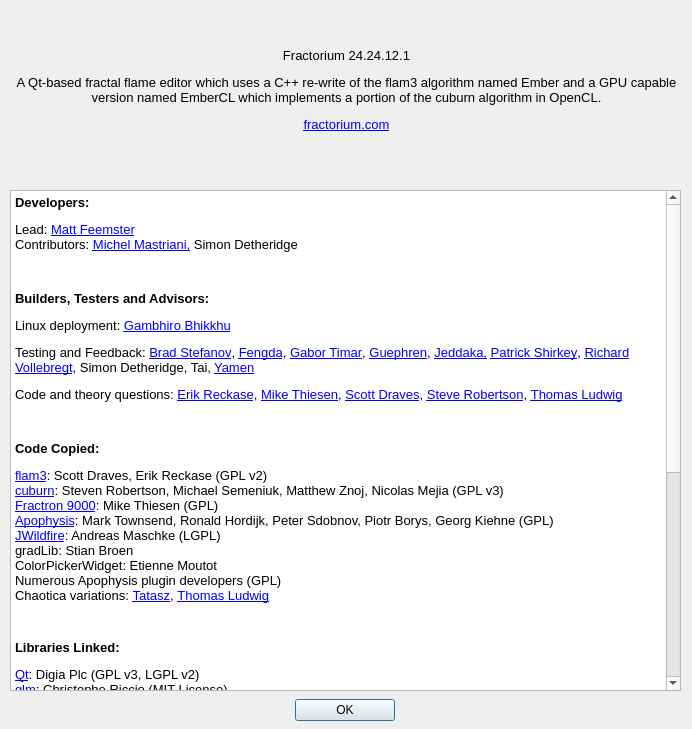
This is Source/Fractorium/AboutDialog.ui in typpos/fractorium as Qt 5 draws it before an edit. The edited form follows.
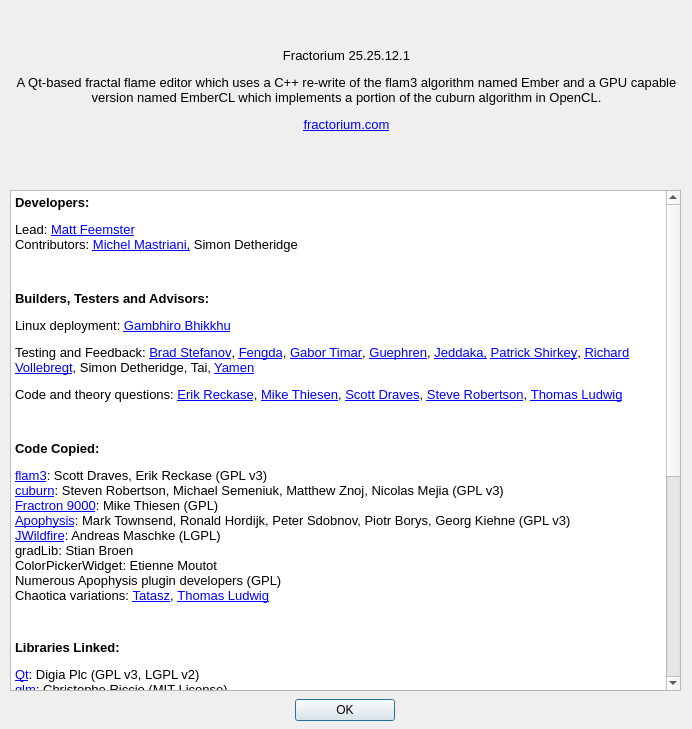
This is the edited form.

Commit message:
25.25.12.1 12/14/2025 --User changes  -Use the hex palette format when saving xmls from the final render dialog.  -Add a button to the toolbar for toggling flam3 compatibility mode. -Update licenses to refer to GPL v3 in the about dialog.
--Bug fixes
 -Fix error in the curve variation to make compatible with Chaotica and add flam3 compatibility support.

--Code changes
 -Migrate to Visual Studio 2026 and update various dependencies.

What changed in the file:
```diff
--- a/Source/Fractorium/AboutDialog.ui
+++ b/Source/Fractorium/AboutDialog.ui
@@ -61,7 +61,7 @@
     <enum>QFrame::NoFrame</enum>
    </property>
    <property name="text">
-    <string>&lt;html&gt;&lt;head/&gt;&lt;body&gt;&lt;p align=&quot;center&quot;&gt;&lt;span style=&quot; font-size:10pt;&quot;&gt;Fractorium 24.24.12.1&lt;/span&gt;&lt;/p&gt;&lt;p align=&quot;center&quot;&gt;&lt;span style=&quot; font-size:10pt;&quot;&gt;A Qt-based fractal flame editor which uses a C++ re-write of the flam3 algorithm named Ember and a GPU capable version named EmberCL which implements a portion of the cuburn algorithm in OpenCL.&lt;/span&gt;&lt;/p&gt;&lt;p align=&quot;center&quot;&gt;&lt;a href=&quot;http://fractorium.com&quot;&gt;&lt;span style=&quot; font-size:10pt; text-decoration: underline; color:#0000ff;&quot;&gt;fractorium.com&lt;/span&gt;&lt;/a&gt;&lt;/p&gt;&lt;/body&gt;&lt;/html&gt;</string>
+    <string>&lt;html&gt;&lt;head/&gt;&lt;body&gt;&lt;p align=&quot;center&quot;&gt;&lt;span style=&quot; font-size:10pt;&quot;&gt;Fractorium 25.25.12.1&lt;/span&gt;&lt;/p&gt;&lt;p align=&quot;center&quot;&gt;&lt;span style=&quot; font-size:10pt;&quot;&gt;A Qt-based fractal flame editor which uses a C++ re-write of the flam3 algorithm named Ember and a GPU capable version named EmberCL which implements a portion of the cuburn algorithm in OpenCL.&lt;/span&gt;&lt;/p&gt;&lt;p align=&quot;center&quot;&gt;&lt;a href=&quot;http://fractorium.com&quot;&gt;&lt;span style=&quot; font-size:10pt; text-decoration: underline; color:#0000ff;&quot;&gt;fractorium.com&lt;/span&gt;&lt;/a&gt;&lt;/p&gt;&lt;/body&gt;&lt;/html&gt;</string>
    </property>
    <property name="textFormat">
     <enum>Qt::RichText</enum>
@@ -105,28 +105,31 @@
       </property>
       <property name="html">
        <string>&lt;!DOCTYPE HTML PUBLIC &quot;-//W3C//DTD HTML 4.0//EN&quot; &quot;http://www.w3.org/TR/REC-html40/strict.dtd&quot;&gt;
-&lt;html&gt;&lt;head&gt;&lt;meta name=&quot;qrichtext&quot; content=&quot;1&quot; /&gt;&lt;style type=&quot;text/css&quot;&gt;
+&lt;html&gt;&lt;head&gt;&lt;meta name=&quot;qrichtext&quot; content=&quot;1&quot; /&gt;&lt;meta charset=&quot;utf-8&quot; /&gt;&lt;style type=&quot;text/css&quot;&gt;
 p, li { white-space: pre-wrap; }
-&lt;/style&gt;&lt;/head&gt;&lt;body style=&quot; font-family:'MS Shell Dlg 2'; font-size:8.14286pt; font-weight:400; font-style:normal;&quot;&gt;
-&lt;p style=&quot; margin-top:12px; margin-bottom:12px; margin-left:0px; margin-right:0px; -qt-block-indent:0; text-indent:0px;&quot;&gt;&lt;span style=&quot; font-size:10pt; font-weight:600;&quot;&gt;Developers:&lt;/span&gt;&lt;/p&gt;
-&lt;p style=&quot; margin-top:12px; margin-bottom:12px; margin-left:0px; margin-right:0px; -qt-block-indent:0; text-indent:0px;&quot;&gt;&lt;span style=&quot; font-size:10pt;&quot;&gt;Lead: &lt;/span&gt;&lt;a href=&quot;http://www.fractorium.com&quot;&gt;&lt;span style=&quot; font-size:10pt; text-decoration: underline; color:#0000ff;&quot;&gt;Matt Feemster&lt;/span&gt;&lt;/a&gt;&lt;span style=&quot; font-size:10pt;&quot;&gt;&lt;br /&gt;Contributors: &lt;/span&gt;&lt;a href=&quot;https://www.deviantart.com/triptychaos&quot;&gt;&lt;span style=&quot; font-size:10pt; text-decoration: underline; color:#0000ff;&quot;&gt;Michel Mastriani,&lt;/span&gt;&lt;/a&gt;&lt;span style=&quot; font-size:10pt;&quot;&gt; Simon Detheridge&lt;/span&gt;&lt;/p&gt;
-&lt;p style=&quot;-qt-paragraph-type:empty; margin-top:12px; margin-bottom:12px; margin-left:0px; margin-right:0px; -qt-block-indent:0; text-indent:0px; font-size:10pt;&quot;&gt;&lt;br /&gt;&lt;/p&gt;
-&lt;p style=&quot; margin-top:12px; margin-bottom:12px; margin-left:0px; margin-right:0px; -qt-block-indent:0; text-indent:0px;&quot;&gt;&lt;span style=&quot; font-size:10pt; font-weight:600;&quot;&gt;Builders, Testers and Advisors:&lt;/span&gt;&lt;/p&gt;
-&lt;p style=&quot; margin-top:12px; margin-bottom:12px; margin-left:0px; margin-right:0px; -qt-block-indent:0; text-indent:0px;&quot;&gt;&lt;span style=&quot; font-size:10pt;&quot;&gt;Linux deployment: &lt;/span&gt;&lt;a href=&quot;https://launchpad.net/~fractorium&quot;&gt;&lt;span style=&quot; font-size:10pt; text-decoration: underline; color:#0000ff;&quot;&gt;Gambhiro Bhikkhu&lt;/span&gt;&lt;/a&gt;&lt;/p&gt;
-&lt;p style=&quot; margin-top:12px; margin-bottom:12px; margin-left:0px; margin-right:0px; -qt-block-indent:0; text-indent:0px;&quot;&gt;&lt;span style=&quot; font-size:10pt;&quot;&gt;Testing and Feedback: &lt;/span&gt;&lt;a href=&quot;http://snicker02.deviantart.com/&quot;&gt;&lt;span style=&quot; font-size:10pt; text-decoration: underline; color:#0000ff;&quot;&gt;Brad Stefanov&lt;/span&gt;&lt;/a&gt;&lt;span style=&quot; font-size:10pt;&quot;&gt;, &lt;/span&gt;&lt;a href=&quot;http://www.fxysw.com/&quot;&gt;&lt;span style=&quot; font-size:10pt; text-decoration: underline; color:#0000ff;&quot;&gt;Fengda&lt;/span&gt;&lt;/a&gt;&lt;span style=&quot; font-size:10pt;&quot;&gt;, &lt;/span&gt;&lt;a href=&quot;http://www.deviantart.com/b33rheart&quot;&gt;&lt;span style=&quot; font-size:10pt; text-decoration: underline; color:#0000ff;&quot;&gt;Gabor Timar&lt;/span&gt;&lt;/a&gt;&lt;span style=&quot; font-size:10pt;&quot;&gt;, &lt;/span&gt;&lt;a href=&quot;https://www.deviantart.com/guephren&quot;&gt;&lt;span style=&quot; font-size:10pt; text-decoration: underline; color:#0000ff;&quot;&gt;Guephren&lt;/span&gt;&lt;/a&gt;&lt;span style=&quot; font-size:10pt;&quot;&gt;, &lt;/span&gt;&lt;a href=&quot;https://www.deviantart.com/jeddaka&quot;&gt;&lt;span style=&quot; font-size:10pt; text-decoration: underline; color:#0000ff;&quot;&gt;Jeddaka,&lt;/span&gt;&lt;/a&gt;&lt;span style=&quot; font-size:10pt;&quot;&gt; &lt;/span&gt;&lt;a href=&quot;http://boosthardware.com/&quot;&gt;&lt;span style=&quot; font-size:10pt; text-decoration: underline; color:#0000ff;&quot;&gt;Patrick Shirkey&lt;/span&gt;&lt;/a&gt;&lt;span style=&quot; font-size:10pt;&quot;&gt;, &lt;/span&gt;&lt;a href=&quot;http://nightmaretf.deviantart.com/&quot;&gt;&lt;span style=&quot; font-size:10pt; text-decoration: underline; color:#0000ff;&quot;&gt;Richard Vollebregt&lt;/span&gt;&lt;/a&gt;&lt;span style=&quot; font-size:10pt;&quot;&gt;, Simon Detheridge, Tai,&lt;/span&gt;&lt;span style=&quot; font-size:8pt;&quot;&gt; &lt;/span&gt;&lt;a href=&quot;http://gameryamen.deviantart.com/&quot;&gt;&lt;span style=&quot; font-size:10pt; text-decoration: underline; color:#0000ff;&quot;&gt;Yamen&lt;/span&gt;&lt;/a&gt;&lt;/p&gt;
-&lt;p style=&quot; margin-top:12px; margin-bottom:12px; margin-left:0px; margin-right:0px; -qt-block-indent:0; text-indent:0px;&quot;&gt;&lt;span style=&quot; font-size:10pt;&quot;&gt;Code and theory questions: &lt;/span&gt;&lt;a href=&quot;https://github.com/scottdraves/flam3&quot;&gt;&lt;span style=&quot; font-size:10pt; text-decoration: underline; color:#0000ff;&quot;&gt;Erik Reckase&lt;/span&gt;&lt;/a&gt;&lt;span style=&quot; font-size:10pt;&quot;&gt;, &lt;/span&gt;&lt;a href=&quot;http://fractron9000.sourceforge.net/&quot;&gt;&lt;span style=&quot; font-size:10pt; text-decoration: underline; color:#0000ff;&quot;&gt;Mike Thiesen&lt;/span&gt;&lt;/a&gt;&lt;span style=&quot; font-size:10pt;&quot;&gt;, &lt;/span&gt;&lt;a href=&quot;https://github.com/scottdraves/flam3&quot;&gt;&lt;span style=&quot; font-size:10pt; text-decoration: underline; color:#0000ff;&quot;&gt;Scott Draves&lt;/span&gt;&lt;/a&gt;&lt;span style=&quot; font-size:10pt;&quot;&gt;, &lt;/span&gt;&lt;a href=&quot;https://github.com/stevenrobertson/cuburn&quot;&gt;&lt;span style=&quot; font-size:10pt; text-decoration: underline; color:#0000ff;&quot;&gt;Steve Robertson&lt;/span&gt;&lt;/a&gt;&lt;span style=&quot; font-size:10pt;&quot;&gt;, &lt;/span&gt;&lt;a href=&quot;http://www.chaoticafractals.com/&quot;&gt;&lt;span style=&quot; font-size:10pt; text-decoration: underline; color:#0000ff;&quot;&gt;Thomas Ludwig&lt;/span&gt;&lt;/a&gt;&lt;/p&gt;
-&lt;p style=&quot;-qt-paragraph-type:empty; margin-top:12px; margin-bottom:12px; margin-left:0px; margin-right:0px; -qt-block-indent:0; text-indent:0px; font-size:10pt; font-weight:600;&quot;&gt;&lt;br /&gt;&lt;/p&gt;
-&lt;p style=&quot; margin-top:12px; margin-bottom:12px; margin-left:0px; margin-right:0px; -qt-block-indent:0; text-indent:0px;&quot;&gt;&lt;span style=&quot; font-size:10pt; font-weight:600;&quot;&gt;Code Copied:&lt;/span&gt;&lt;/p&gt;
-&lt;p style=&quot; margin-top:12px; margin-bottom:12px; margin-left:0px; margin-right:0px; -qt-block-indent:0; text-indent:0px;&quot;&gt;&lt;a href=&quot;https://github.com/scottdraves/flam3&quot;&gt;&lt;span style=&quot; font-size:10pt; text-decoration: underline; color:#0000ff;&quot;&gt;flam3&lt;/span&gt;&lt;/a&gt;&lt;span style=&quot; font-size:10pt;&quot;&gt;: Scott Draves, Erik Reckase (GPL v2)&lt;br /&gt;&lt;/span&gt;&lt;a href=&quot;http://github.com/stevenrobertson/cuburn&quot;&gt;&lt;span style=&quot; font-size:10pt; text-decoration: underline; color:#0000ff;&quot;&gt;cuburn&lt;/span&gt;&lt;/a&gt;&lt;span style=&quot; font-size:10pt;&quot;&gt;: Steven Robertson, Michael Semeniuk, Matthew Znoj, Nicolas Mejia (GPL v3)&lt;br /&gt;&lt;/span&gt;&lt;a href=&quot;http://fractron9000.sourceforge.net&quot;&gt;&lt;span style=&quot; font-size:10pt; text-decoration: underline; color:#0000ff;&quot;&gt;Fractron 9000&lt;/span&gt;&lt;/a&gt;&lt;span style=&quot; font-size:10pt;&quot;&gt;: Mike Thiesen (GPL)&lt;br /&gt;&lt;/span&gt;&lt;a href=&quot;http://sourceforge.net/projects/apophysis7x&quot;&gt;&lt;span style=&quot; font-size:10pt; text-decoration: underline; color:#0000ff;&quot;&gt;Apophysis&lt;/span&gt;&lt;/a&gt;&lt;span style=&quot; font-size:10pt;&quot;&gt;: Mark Townsend, Ronald Hordijk, Peter Sdobnov, Piotr Borys, Georg Kiehne (GPL)&lt;br /&gt;&lt;/span&gt;&lt;a href=&quot;http://jwildfire.org/&quot;&gt;&lt;span style=&quot; font-size:10pt; text-decoration: underline; color:#0000ff;&quot;&gt;JWildfire&lt;/span&gt;&lt;/a&gt;&lt;span style=&quot; font-size:10pt;&quot;&gt;: Andreas Maschke (LGPL)&lt;br /&gt;gradLib: Stian Broen&lt;br /&gt;ColorPickerWidget: Etienne Moutot&lt;br /&gt;Numerous Apophysis plugin developers (GPL)&lt;br /&gt;Chaotica variations: &lt;/span&gt;&lt;a href=&quot;https://www.deviantart.com/tatasz&quot;&gt;&lt;span style=&quot; font-size:10pt; text-decoration: underline; color:#0000ff;&quot;&gt;Tatasz&lt;/span&gt;&lt;/a&gt;&lt;span style=&quot; font-size:10pt;&quot;&gt;, &lt;/span&gt;&lt;a href=&quot;http://www.chaoticafractals.com/&quot;&gt;&lt;span style=&quot; font-size:10pt; text-decoration: underline; color:#0000ff;&quot;&gt;Thomas Ludwig&lt;/span&gt;&lt;/a&gt;&lt;/p&gt;
-&lt;p style=&quot;-qt-paragraph-type:empty; margin-top:12px; margin-bottom:12px; margin-left:0px; margin-right:0px; -qt-block-indent:0; text-indent:0px; font-size:7.875pt;&quot;&gt;&lt;br /&gt;&lt;/p&gt;
-&lt;p style=&quot; margin-top:12px; margin-bottom:12px; margin-left:0px; margin-right:0px; -qt-block-indent:0; text-indent:0px;&quot;&gt;&lt;span style=&quot; font-size:10pt; font-weight:600;&quot;&gt;Libraries Linked:&lt;/span&gt;&lt;/p&gt;
-&lt;p style=&quot; margin-top:12px; margin-bottom:12px; margin-left:0px; margin-right:0px; -qt-block-indent:0; text-indent:0px;&quot;&gt;&lt;a href=&quot;http://www.qt.io/developers/&quot;&gt;&lt;span style=&quot; font-size:10pt; text-decoration: underline; color:#0000ff;&quot;&gt;Qt&lt;/span&gt;&lt;/a&gt;&lt;span style=&quot; font-size:10pt;&quot;&gt;: Digia Plc (GPL v3, LGPL v2)&lt;br /&gt;&lt;/span&gt;&lt;a href=&quot;http://g-truc.net&quot;&gt;&lt;span style=&quot; font-size:10pt; text-decoration: underline; color:#0000ff;&quot;&gt;glm&lt;/span&gt;&lt;/a&gt;&lt;span style=&quot; font-size:10pt;&quot;&gt;: Christophe Riccio (MIT License)&lt;br /&gt;&lt;/span&gt;&lt;a href=&quot;http://threadingbuildingblocks.org&quot;&gt;&lt;span style=&quot; font-size:10pt; text-decoration: underline; color:#0000ff;&quot;&gt;Threading Building Blocks&lt;/span&gt;&lt;/a&gt;&lt;span style=&quot; font-size:10pt;&quot;&gt;: Intel Corporation (GPLv2)&lt;br /&gt;&lt;/span&gt;&lt;a href=&quot;http://libjpeg.sourceforge.net&quot;&gt;&lt;span style=&quot; font-size:10pt; text-decoration: underline; color:#0000ff;&quot;&gt;libjpeg&lt;/span&gt;&lt;/a&gt;&lt;span style=&quot; font-size:10pt;&quot;&gt;: Independent JPEG Group (Free Software License)&lt;br /&gt;&lt;/span&gt;&lt;a href=&quot;http://libpng.org&quot;&gt;&lt;span style=&quot; font-size:10pt; text-decoration: underline; color:#0000ff;&quot;&gt;libpng&lt;/span&gt;&lt;/a&gt;&lt;span style=&quot; font-size:10pt;&quot;&gt;: Glenn Randers-Pehrson et al (Libpng License)&lt;br /&gt;&lt;/span&gt;&lt;a href=&quot;http://xmlsoft.org&quot;&gt;&lt;span style=&quot; font-size:10pt; text-decoration: underline; color:#0000ff;&quot;&gt;libxml2&lt;/span&gt;&lt;/a&gt;&lt;span style=&quot; font-size:10pt;&quot;&gt;: Daniel Veillard (MIT License)&lt;br /&gt;&lt;/span&gt;&lt;a href=&quot;http://zlib.net&quot;&gt;&lt;span style=&quot; font-size:10pt; text-decoration: underline; color:#0000ff;&quot;&gt;zlib&lt;/span&gt;&lt;/a&gt;&lt;span style=&quot; font-size:10pt;&quot;&gt;: Jean-loup Gailly, Mark Adler (Zlib License)&lt;br /&gt;&lt;/span&gt;&lt;a href=&quot;http://burtleburtle.net/bob/cplus/isaac.hpp&quot;&gt;&lt;span style=&quot; font-size:10pt; text-decoration: underline; color:#0000ff;&quot;&gt;QTIsaac&lt;/span&gt;&lt;/a&gt;&lt;span style=&quot; font-size:10pt;&quot;&gt;: Robert J. Jenkins, Quinn Tyler Jackson (Public Domain)&lt;br /&gt;&lt;/span&gt;&lt;a href=&quot;http://cas.ee.ic.ac.uk/people/dt10/research/rngs-gpu-mwc64x.html&quot;&gt;&lt;span style=&quot; font-size:10pt; text-decoration: underline; color:#0000ff;&quot;&gt;MWC64X Random Number Generator&lt;/span&gt;&lt;/a&gt;&lt;span style=&quot; font-size:10pt;&quot;&gt;: David Thomas (Public Domain)&lt;br /&gt;&lt;/span&gt;&lt;a href=&quot;https://github.com/brofield/simpleopt&quot;&gt;&lt;span style=&quot; font-size:10pt; text-decoration: underline; color:#0000ff;&quot;&gt;SimpleOpt&lt;/span&gt;&lt;/a&gt;&lt;span style=&quot; font-size:10pt;&quot;&gt;: Brodie Thiesfield (MIT License)&lt;/span&gt;&lt;/p&gt;
-&lt;p style=&quot;-qt-paragraph-type:empty; margin-top:12px; margin-bottom:12px; margin-left:0px; margin-right:0px; -qt-block-indent:0; text-indent:0px; font-size:8pt;&quot;&gt;&lt;br /&gt;&lt;/p&gt;
-&lt;p style=&quot; margin-top:12px; margin-bottom:12px; margin-left:0px; margin-right:0px; -qt-block-indent:0; text-indent:0px;&quot;&gt;&lt;span style=&quot; font-size:10pt; font-weight:600;&quot;&gt;Icons and Palettes Used:&lt;/span&gt;&lt;/p&gt;
-&lt;p style=&quot; margin-top:12px; margin-bottom:12px; margin-left:0px; margin-right:0px; -qt-block-indent:0; text-indent:0px;&quot;&gt;&lt;span style=&quot; font-size:10pt;&quot;&gt;Palettes: &lt;/span&gt;&lt;a href=&quot;https://www.deviantart.com/boxtail&quot;&gt;&lt;span style=&quot; font-size:10pt; text-decoration: underline; color:#0000ff;&quot;&gt;Boxtail&lt;/span&gt;&lt;/a&gt;&lt;span style=&quot; font-size:10pt;&quot;&gt;, &lt;/span&gt;&lt;a href=&quot;https://www.deviantart.com/fardareismai&quot;&gt;&lt;span style=&quot; font-size:10pt; text-decoration: underline; color:#0000ff;&quot;&gt;FarDareisMai&lt;/span&gt;&lt;/a&gt;&lt;span style=&quot; font-size:10pt;&quot;&gt;, &lt;/span&gt;&lt;a href=&quot;https://www.deviantart.com/fractaldesire&quot;&gt;&lt;span style=&quot; font-size:10pt; text-decoration: underline; color:#0000ff;&quot;&gt;FractalDesire&lt;/span&gt;&lt;/a&gt;&lt;span style=&quot; font-size:10pt;&quot;&gt;, Rce, &lt;/span&gt;&lt;a href=&quot;https://www.deviantart.com/rubydeva&quot;&gt;&lt;span style=&quot; font-size:10pt; text-decoration: underline; color:#0000ff;&quot;&gt;Rubydeva&lt;/span&gt;&lt;/a&gt;&lt;span style=&quot; font-size:10pt;&quot;&gt;, &lt;/span&gt;&lt;a href=&quot;https://www.deviantart.com/tatasz&quot;&gt;&lt;span style=&quot; font-size:10pt; text-decoration: underline; color:#0000ff;&quot;&gt;Tatasz&lt;/span&gt;&lt;/a&gt;&lt;span style=&quot; font-size:10pt;&quot;&gt; (Public Domain)&lt;br /&gt;&lt;/span&gt;&lt;a href=&quot;http://famfamfam.com&quot;&gt;&lt;span style=&quot; font-size:10pt; text-decoration: underline; color:#0000ff;&quot;&gt;Silk&lt;/span&gt;&lt;/a&gt;&lt;span style=&quot; font-size:10pt;&quot;&gt;: Mark James (Creative Commons Attribution 2.5 License)&lt;br /&gt;&lt;/span&gt;&lt;a href=&quot;http://momentumdesignlab.com&quot;&gt;&lt;span style=&quot; font-size:10pt; text-decoration: underline; color:#0000ff;&quot;&gt;Momentum&lt;/span&gt;&lt;/a&gt;&lt;span style=&quot; font-size:10pt;&quot;&gt;: Momentum Design Lab (Creative Commons Attribution-ShareAlike 3.5 License)&lt;br /&gt;&lt;/span&gt;&lt;a href=&quot;http://everaldo.com&quot;&gt;&lt;span style=&quot; font-size:10pt; text-decoration: underline; color:#0000ff;&quot;&gt;Crystal Clear&lt;/span&gt;&lt;/a&gt;&lt;span style=&quot; font-size:10pt;&quot;&gt;: Everaldo Coelho (LGPL)&lt;br /&gt;&lt;/span&gt;&lt;a href=&quot;http://openiconlibrary.sourceforge.net&quot;&gt;&lt;span style=&quot; font-size:10pt; text-decoration: underline; color:#0000ff;&quot;&gt;Open Icon Library&lt;/span&gt;&lt;/a&gt;&lt;span style=&quot; font-size:10pt;&quot;&gt;: Jeff Israel (GPL, LGPL, Creative Commons, Public Domain)&lt;br /&gt;&lt;/span&gt;&lt;a href=&quot;http://icons.mysitemyway.com/category/3d-transparent-glass-icons/&quot;&gt;&lt;span style=&quot; font-size:10pt; text-decoration: underline; color:#0000ff;&quot;&gt;3D Transparent Glass&lt;/span&gt;&lt;/a&gt;&lt;span style=&quot; font-size:10pt;&quot;&gt;: iconsETC (Public Domain)&lt;br /&gt;&lt;/span&gt;&lt;a href=&quot;http://p.yusukekamiyamane.com&quot;&gt;&lt;span style=&quot; font-size:10pt; text-decoration: underline; color:#0000ff;&quot;&gt;Fugue&lt;/span&gt;&lt;/a&gt;&lt;span style=&quot; font-size:10pt;&quot;&gt;: Yusuke Kamiyamane (Creative Commons Attribution 3.0 License)&lt;/span&gt;&lt;/p&gt;
-&lt;p style=&quot;-qt-paragraph-type:empty; margin-top:12px; margin-bottom:12px; margin-left:0px; margin-right:0px; -qt-block-indent:0; text-indent:0px; font-size:10pt;&quot;&gt;&lt;br /&gt;&lt;/p&gt;
-&lt;p style=&quot; margin-top:12px; margin-bottom:12px; margin-left:0px; margin-right:0px; -qt-block-indent:0; text-indent:0px;&quot;&gt;&lt;span style=&quot; font-size:10pt; font-weight:600;&quot;&gt;Benchmark and Example Flames:&lt;/span&gt;&lt;/p&gt;
-&lt;p style=&quot; margin-top:12px; margin-bottom:12px; margin-left:0px; margin-right:0px; -qt-block-indent:0; text-indent:0px;&quot;&gt;&lt;a href=&quot;https://www.deviantart.com/c-91&quot;&gt;&lt;span style=&quot; font-size:10pt; text-decoration: underline; color:#0000ff;&quot;&gt;C-91&lt;/span&gt;&lt;/a&gt;&lt;span style=&quot; font-size:10pt;&quot;&gt;, &lt;/span&gt;&lt;a href=&quot;https://www.deviantart.com/b33rheart&quot;&gt;&lt;span style=&quot; font-size:10pt; text-decoration: underline; color:#0000ff;&quot;&gt;Gabor Timar&lt;/span&gt;&lt;/a&gt;&lt;span style=&quot; font-size:10pt;&quot;&gt;, &lt;/span&gt;&lt;a href=&quot;https://www.deviantart.com/golubaja&quot;&gt;&lt;span style=&quot; font-size:10pt; text-decoration: underline; color:#0000ff;&quot;&gt;Golubaja&lt;/span&gt;&lt;/a&gt;&lt;span style=&quot; font-size:10pt;&quot;&gt;, &lt;/span&gt;&lt;a href=&quot;https://www.deviantart.com/pillemaster&quot;&gt;&lt;span style=&quot; font-size:10pt; text-decoration: underline; color:#0000ff;&quot;&gt;Pillemaster&lt;/span&gt;&lt;/a&gt;&lt;span style=&quot; font-size:10pt;&quot;&gt;, &lt;/span&gt;&lt;a href=&quot;https://www.deviantart.com/plangkye&quot;&gt;&lt;span style=&quot; font-size:10pt; text-decoration: underline; color:#0000ff;&quot;&gt;Plangkye&lt;/span&gt;&lt;/a&gt;&lt;span style=&quot; font-size:10pt;&quot;&gt;, &lt;/span&gt;&lt;a href=&quot;https://www.deviantart.com/tatasz&quot;&gt;&lt;span style=&quot; font-size:10pt; text-decoration: underline; color:#0000ff;&quot;&gt;Tatasz&lt;/span&gt;&lt;/a&gt;&lt;span style=&quot; font-size:10pt;&quot;&gt;, &lt;/span&gt;&lt;a href=&quot;https://www.deviantart.com/triptychaos&quot;&gt;&lt;span style=&quot; font-size:10pt; text-decoration: underline; color:#0000ff;&quot;&gt;Triptychaos&lt;/span&gt;&lt;/a&gt;&lt;span style=&quot; font-size:10pt;&quot;&gt;, &lt;/span&gt;&lt;a href=&quot;https://www.deviantart.com/tyrantwave&quot;&gt;&lt;span style=&quot; font-size:10pt; text-decoration: underline; color:#0000ff;&quot;&gt;TyrantWave&lt;/span&gt;&lt;/a&gt;&lt;span style=&quot; font-size:10pt;&quot;&gt;, &lt;/span&gt;&lt;a href=&quot;https://www.deviantart.com/zy0rg&quot;&gt;&lt;span style=&quot; font-size:10pt; text-decoration: underline; color:#0000ff;&quot;&gt;Zy0rg&lt;/span&gt;&lt;/a&gt;&lt;/p&gt;&lt;/body&gt;&lt;/html&gt;</string>
+hr { height: 1px; border-width: 0; }
+li.unchecked::marker { content: &quot;\2610&quot;; }
+li.checked::marker { content: &quot;\2612&quot;; }
+&lt;/style&gt;&lt;/head&gt;&lt;body style=&quot; font-family:'Segoe UI'; font-size:9pt; font-weight:400; font-style:normal;&quot;&gt;
+&lt;p style=&quot; margin-top:12px; margin-bottom:12px; margin-left:0px; margin-right:0px; -qt-block-indent:0; text-indent:0px;&quot;&gt;&lt;span style=&quot; font-family:'MS Shell Dlg 2'; font-size:10pt; font-weight:600;&quot;&gt;Developers:&lt;/span&gt;&lt;/p&gt;
+&lt;p style=&quot; margin-top:12px; margin-bottom:12px; margin-left:0px; margin-right:0px; -qt-block-indent:0; text-indent:0px;&quot;&gt;&lt;span style=&quot; font-family:'MS Shell Dlg 2'; font-size:10pt;&quot;&gt;Lead: &lt;/span&gt;&lt;a href=&quot;http://www.fractorium.com&quot;&gt;&lt;span style=&quot; font-family:'MS Shell Dlg 2'; font-size:10pt; text-decoration: underline; color:#0000ff;&quot;&gt;Matt Feemster&lt;/span&gt;&lt;/a&gt;&lt;span style=&quot; font-family:'MS Shell Dlg 2'; font-size:10pt;&quot;&gt;&lt;br /&gt;Contributors: &lt;/span&gt;&lt;a href=&quot;https://www.deviantart.com/triptychaos&quot;&gt;&lt;span style=&quot; font-family:'MS Shell Dlg 2'; font-size:10pt; text-decoration: underline; color:#0000ff;&quot;&gt;Michel Mastriani,&lt;/span&gt;&lt;/a&gt;&lt;span style=&quot; font-family:'MS Shell Dlg 2'; font-size:10pt;&quot;&gt; Simon Detheridge&lt;/span&gt;&lt;/p&gt;
+&lt;p style=&quot;-qt-paragraph-type:empty; margin-top:12px; margin-bottom:12px; margin-left:0px; margin-right:0px; -qt-block-indent:0; text-indent:0px; font-family:'MS Shell Dlg 2'; font-size:10pt;&quot;&gt;&lt;br /&gt;&lt;/p&gt;
+&lt;p style=&quot; margin-top:12px; margin-bottom:12px; margin-left:0px; margin-right:0px; -qt-block-indent:0; text-indent:0px;&quot;&gt;&lt;span style=&quot; font-family:'MS Shell Dlg 2'; font-size:10pt; font-weight:600;&quot;&gt;Builders, Testers and Advisors:&lt;/span&gt;&lt;/p&gt;
+&lt;p style=&quot; margin-top:12px; margin-bottom:12px; margin-left:0px; margin-right:0px; -qt-block-indent:0; text-indent:0px;&quot;&gt;&lt;span style=&quot; font-family:'MS Shell Dlg 2'; font-size:10pt;&quot;&gt;Linux deployment: &lt;/span&gt;&lt;a href=&quot;https://launchpad.net/~fractorium&quot;&gt;&lt;span style=&quot; font-family:'MS Shell Dlg 2'; font-size:10pt; text-decoration: underline; color:#0000ff;&quot;&gt;Gambhiro Bhikkhu&lt;/span&gt;&lt;/a&gt;&lt;/p&gt;
+&lt;p style=&quot; margin-top:12px; margin-bottom:12px; margin-left:0px; margin-right:0px; -qt-block-indent:0; text-indent:0px;&quot;&gt;&lt;span style=&quot; font-family:'MS Shell Dlg 2'; font-size:10pt;&quot;&gt;Testing and Feedback: &lt;/span&gt;&lt;a href=&quot;http://snicker02.deviantart.com/&quot;&gt;&lt;span style=&quot; font-family:'MS Shell Dlg 2'; font-size:10pt; text-decoration: underline; color:#0000ff;&quot;&gt;Brad Stefanov&lt;/span&gt;&lt;/a&gt;&lt;span style=&quot; font-family:'MS Shell Dlg 2'; font-size:10pt;&quot;&gt;, &lt;/span&gt;&lt;a href=&quot;http://www.fxysw.com/&quot;&gt;&lt;span style=&quot; font-family:'MS Shell Dlg 2'; font-size:10pt; text-decoration: underline; color:#0000ff;&quot;&gt;Fengda&lt;/span&gt;&lt;/a&gt;&lt;span style=&quot; font-family:'MS Shell Dlg 2'; font-size:10pt;&quot;&gt;, &lt;/span&gt;&lt;a href=&quot;http://www.deviantart.com/b33rheart&quot;&gt;&lt;span style=&quot; font-family:'MS Shell Dlg 2'; font-size:10pt; text-decoration: underline; color:#0000ff;&quot;&gt;Gabor Timar&lt;/span&gt;&lt;/a&gt;&lt;span style=&quot; font-family:'MS Shell Dlg 2'; font-size:10pt;&quot;&gt;, &lt;/span&gt;&lt;a href=&quot;https://www.deviantart.com/guephren&quot;&gt;&lt;span style=&quot; font-family:'MS Shell Dlg 2'; font-size:10pt; text-decoration: underline; color:#0000ff;&quot;&gt;Guephren&lt;/span&gt;&lt;/a&gt;&lt;span style=&quot; font-family:'MS Shell Dlg 2'; font-size:10pt;&quot;&gt;, &lt;/span&gt;&lt;a href=&quot;https://www.deviantart.com/jeddaka&quot;&gt;&lt;span style=&quot; font-family:'MS Shell Dlg 2'; font-size:10pt; text-decoration: underline; color:#0000ff;&quot;&gt;Jeddaka,&lt;/span&gt;&lt;/a&gt;&lt;span style=&quot; font-family:'MS Shell Dlg 2'; font-size:10pt;&quot;&gt; &lt;/span&gt;&lt;a href=&quot;http://boosthardware.com/&quot;&gt;&lt;span style=&quot; font-family:'MS Shell Dlg 2'; font-size:10pt; text-decoration: underline; color:#0000ff;&quot;&gt;Patrick Shirkey&lt;/span&gt;&lt;/a&gt;&lt;span style=&quot; font-family:'MS Shell Dlg 2'; font-size:10pt;&quot;&gt;, &lt;/span&gt;&lt;a href=&quot;http://nightmaretf.deviantart.com/&quot;&gt;&lt;span style=&quot; font-family:'MS Shell Dlg 2'; font-size:10pt; text-decoration: underline; color:#0000ff;&quot;&gt;Richard Vollebregt&lt;/span&gt;&lt;/a&gt;&lt;span style=&quot; font-family:'MS Shell Dlg 2'; font-size:10pt;&quot;&gt;, Simon Detheridge, Tai,&lt;/span&gt;&lt;span style=&quot; font-family:'MS Shell Dlg 2'; font-size:8pt;&quot;&gt; &lt;/span&gt;&lt;a href=&quot;http://gameryamen.deviantart.com/&quot;&gt;&lt;span style=&quot; font-family:'MS Shell Dlg 2'; font-size:10pt; text-decoration: underline; color:#0000ff;&quot;&gt;Yamen&lt;/span&gt;&lt;/a&gt;&lt;/p&gt;
+&lt;p style=&quot; margin-top:12px; margin-bottom:12px; margin-left:0px; margin-right:0px; -qt-block-indent:0; text-indent:0px;&quot;&gt;&lt;span style=&quot; font-family:'MS Shell Dlg 2'; font-size:10pt;&quot;&gt;Code and theory questions: &lt;/span&gt;&lt;a href=&quot;https://github.com/scottdraves/flam3&quot;&gt;&lt;span style=&quot; font-family:'MS Shell Dlg 2'; font-size:10pt; text-decoration: underline; color:#0000ff;&quot;&gt;Erik Reckase&lt;/span&gt;&lt;/a&gt;&lt;span style=&quot; font-family:'MS Shell Dlg 2'; font-size:10pt;&quot;&gt;, &lt;/span&gt;&lt;a href=&quot;http://fractron9000.sourceforge.net/&quot;&gt;&lt;span style=&quot; font-family:'MS Shell Dlg 2'; font-size:10pt; text-decoration: underline; color:#0000ff;&quot;&gt;Mike Thiesen&lt;/span&gt;&lt;/a&gt;&lt;span style=&quot; font-family:'MS Shell Dlg 2'; font-size:10pt;&quot;&gt;, &lt;/span&gt;&lt;a href=&quot;https://github.com/scottdraves/flam3&quot;&gt;&lt;span style=&quot; font-family:'MS Shell Dlg 2'; font-size:10pt; text-decoration: underline; color:#0000ff;&quot;&gt;Scott Draves&lt;/span&gt;&lt;/a&gt;&lt;span style=&quot; font-family:'MS Shell Dlg 2'; font-size:10pt;&quot;&gt;, &lt;/span&gt;&lt;a href=&quot;https://github.com/stevenrobertson/cuburn&quot;&gt;&lt;span style=&quot; font-family:'MS Shell Dlg 2'; font-size:10pt; text-decoration: underline; color:#0000ff;&quot;&gt;Steve Robertson&lt;/span&gt;&lt;/a&gt;&lt;span style=&quot; font-family:'MS Shell Dlg 2'; font-size:10pt;&quot;&gt;, &lt;/span&gt;&lt;a href=&quot;http://www.chaoticafractals.com/&quot;&gt;&lt;span style=&quot; font-family:'MS Shell Dlg 2'; font-size:10pt; text-decoration: underline; color:#0000ff;&quot;&gt;Thomas Ludwig&lt;/span&gt;&lt;/a&gt;&lt;/p&gt;
+&lt;p style=&quot;-qt-paragraph-type:empty; margin-top:12px; margin-bottom:12px; margin-left:0px; margin-right:0px; -qt-block-indent:0; text-indent:0px; font-family:'MS Shell Dlg 2'; font-size:10pt; font-weight:600;&quot;&gt;&lt;br /&gt;&lt;/p&gt;
+&lt;p style=&quot; margin-top:12px; margin-bottom:12px; margin-left:0px; margin-right:0px; -qt-block-indent:0; text-indent:0px;&quot;&gt;&lt;span style=&quot; font-family:'MS Shell Dlg 2'; font-size:10pt; font-weight:600;&quot;&gt;Code Copied:&lt;/span&gt;&lt;/p&gt;
+&lt;p style=&quot; margin-top:12px; margin-bottom:12px; margin-left:0px; margin-right:0px; -qt-block-indent:0; text-indent:0px;&quot;&gt;&lt;a href=&quot;https://github.com/scottdraves/flam3&quot;&gt;&lt;span style=&quot; font-family:'MS Shell Dlg 2'; font-size:10pt; text-decoration: underline; color:#0000ff;&quot;&gt;flam3&lt;/span&gt;&lt;/a&gt;&lt;span style=&quot; font-family:'MS Shell Dlg 2'; font-size:10pt;&quot;&gt;: Scott Draves, Erik Reckase (GPL v3)&lt;br /&gt;&lt;/span&gt;&lt;a href=&quot;http://github.com/stevenrobertson/cuburn&quot;&gt;&lt;span style=&quot; font-family:'MS Shell Dlg 2'; font-size:10pt; text-decoration: underline; color:#0000ff;&quot;&gt;cuburn&lt;/span&gt;&lt;/a&gt;&lt;span style=&quot; font-family:'MS Shell Dlg 2'; font-size:10pt;&quot;&gt;: Steven Robertson, Michael Semeniuk, Matthew Znoj, Nicolas Mejia (GPL v3)&lt;br /&gt;&lt;/span&gt;&lt;a href=&quot;http://fractron9000.sourceforge.net&quot;&gt;&lt;span style=&quot; font-family:'MS Shell Dlg 2'; font-size:10pt; text-decoration: underline; color:#0000ff;&quot;&gt;Fractron 9000&lt;/span&gt;&lt;/a&gt;&lt;span style=&quot; font-family:'MS Shell Dlg 2'; font-size:10pt;&quot;&gt;: Mike Thiesen (GPL)&lt;br /&gt;&lt;/span&gt;&lt;a href=&quot;http://sourceforge.net/projects/apophysis7x&quot;&gt;&lt;span style=&quot; font-family:'MS Shell Dlg 2'; font-size:10pt; text-decoration: underline; color:#0000ff;&quot;&gt;Apophysis&lt;/span&gt;&lt;/a&gt;&lt;span style=&quot; font-family:'MS Shell Dlg 2'; font-size:10pt;&quot;&gt;: Mark Townsend, Ronald Hordijk, Peter Sdobnov, Piotr Borys, Georg Kiehne (GPL v3)&lt;br /&gt;&lt;/span&gt;&lt;a href=&quot;http://jwildfire.org/&quot;&gt;&lt;span style=&quot; font-family:'MS Shell Dlg 2'; font-size:10pt; text-decoration: underline; color:#0000ff;&quot;&gt;JWildfire&lt;/span&gt;&lt;/a&gt;&lt;span style=&quot; font-family:'MS Shell Dlg 2'; font-size:10pt;&quot;&gt;: Andreas Maschke (LGPL)&lt;br /&gt;gradLib: Stian Broen&lt;br /&gt;ColorPickerWidget: Etienne Moutot&lt;br /&gt;Numerous Apophysis plugin developers (GPL)&lt;br /&gt;Chaotica variations: &lt;/span&gt;&lt;a href=&quot;https://www.deviantart.com/tatasz&quot;&gt;&lt;span style=&quot; font-family:'MS Shell Dlg 2'; font-size:10pt; text-decoration: underline; color:#0000ff;&quot;&gt;Tatasz&lt;/span&gt;&lt;/a&gt;&lt;span style=&quot; font-family:'MS Shell Dlg 2'; font-size:10pt;&quot;&gt;, &lt;/span&gt;&lt;a href=&quot;http://www.chaoticafractals.com/&quot;&gt;&lt;span style=&quot; font-family:'MS Shell Dlg 2'; font-size:10pt; text-decoration: underline; color:#0000ff;&quot;&gt;Thomas Ludwig&lt;/span&gt;&lt;/a&gt;&lt;/p&gt;
+&lt;p style=&quot;-qt-paragraph-type:empty; margin-top:12px; margin-bottom:12px; margin-left:0px; margin-right:0px; -qt-block-indent:0; text-indent:0px; font-family:'MS Shell Dlg 2'; font-size:7.875pt;&quot;&gt;&lt;br /&gt;&lt;/p&gt;
+&lt;p style=&quot; margin-top:12px; margin-bottom:12px; margin-left:0px; margin-right:0px; -qt-block-indent:0; text-indent:0px;&quot;&gt;&lt;span style=&quot; font-family:'MS Shell Dlg 2'; font-size:10pt; font-weight:600;&quot;&gt;Libraries Linked:&lt;/span&gt;&lt;/p&gt;
+&lt;p style=&quot; margin-top:12px; margin-bottom:12px; margin-left:0px; margin-right:0px; -qt-block-indent:0; text-indent:0px;&quot;&gt;&lt;a href=&quot;http://www.qt.io/developers/&quot;&gt;&lt;span style=&quot; font-family:'MS Shell Dlg 2'; font-size:10pt; text-decoration: underline; color:#0000ff;&quot;&gt;Qt&lt;/span&gt;&lt;/a&gt;&lt;span style=&quot; font-family:'MS Shell Dlg 2'; font-size:10pt;&quot;&gt;: Digia Plc (GPL v3, LGPL v2)&lt;br /&gt;&lt;/span&gt;&lt;a href=&quot;http://g-truc.net&quot;&gt;&lt;span style=&quot; font-family:'MS Shell Dlg 2'; font-size:10pt; text-decoration: underline; color:#0000ff;&quot;&gt;glm&lt;/span&gt;&lt;/a&gt;&lt;span style=&quot; font-family:'MS Shell Dlg 2'; font-size:10pt;&quot;&gt;: Christophe Riccio (MIT License)&lt;br /&gt;&lt;/span&gt;&lt;a href=&quot;http://libjpeg.sourceforge.net&quot;&gt;&lt;span style=&quot; font-family:'MS Shell Dlg 2'; font-size:10pt; text-decoration: underline; color:#0000ff;&quot;&gt;libjpeg&lt;/span&gt;&lt;/a&gt;&lt;span style=&quot; font-family:'MS Shell Dlg 2'; font-size:10pt;&quot;&gt;: Independent JPEG Group (Free Software License)&lt;br /&gt;&lt;/span&gt;&lt;a href=&quot;http://libpng.org&quot;&gt;&lt;span style=&quot; font-family:'MS Shell Dlg 2'; font-size:10pt; text-decoration: underline; color:#0000ff;&quot;&gt;libpng&lt;/span&gt;&lt;/a&gt;&lt;span style=&quot; font-family:'MS Shell Dlg 2'; font-size:10pt;&quot;&gt;: Glenn Randers-Pehrson et al (Libpng License)&lt;br /&gt;&lt;/span&gt;&lt;a href=&quot;http://xmlsoft.org&quot;&gt;&lt;span style=&quot; font-family:'MS Shell Dlg 2'; font-size:10pt; text-decoration: underline; color:#0000ff;&quot;&gt;libxml2&lt;/span&gt;&lt;/a&gt;&lt;span style=&quot; font-family:'MS Shell Dlg 2'; font-size:10pt;&quot;&gt;: Daniel Veillard (MIT License)&lt;br /&gt;&lt;/span&gt;&lt;a href=&quot;http://zlib.net&quot;&gt;&lt;span style=&quot; font-family:'MS Shell Dlg 2'; font-size:10pt; text-decoration: underline; color:#0000ff;&quot;&gt;zlib&lt;/span&gt;&lt;/a&gt;&lt;span style=&quot; font-family:'MS Shell Dlg 2'; font-size:10pt;&quot;&gt;: Jean-loup Gailly, Mark Adler (Zlib License)&lt;br /&gt;&lt;/span&gt;&lt;a href=&quot;http://burtleburtle.net/bob/cplus/isaac.hpp&quot;&gt;&lt;span style=&quot; font-family:'MS Shell Dlg 2'; font-size:10pt; text-decoration: underline; color:#0000ff;&quot;&gt;QTIsaac&lt;/span&gt;&lt;/a&gt;&lt;span style=&quot; font-family:'MS Shell Dlg 2'; font-size:10pt;&quot;&gt;: Robert J. Jenkins, Quinn Tyler Jackson (Public Domain)&lt;br /&gt;&lt;/span&gt;&lt;a href=&quot;http://cas.ee.ic.ac.uk/people/dt10/research/rngs-gpu-mwc64x.html&quot;&gt;&lt;span style=&quot; font-family:'MS Shell Dlg 2'; font-size:10pt; text-decoration: underline; color:#0000ff;&quot;&gt;MWC64X Random Number Generator&lt;/span&gt;&lt;/a&gt;&lt;span style=&quot; font-family:'MS Shell Dlg 2'; font-size:10pt;&quot;&gt;: David Thomas (Public Domain)&lt;br /&gt;&lt;/span&gt;&lt;a href=&quot;https://github.com/brofield/simpleopt&quot;&gt;&lt;span style=&quot; font-family:'MS Shell Dlg 2'; font-size:10pt; text-decoration: underline; color:#0000ff;&quot;&gt;SimpleOpt&lt;/span&gt;&lt;/a&gt;&lt;span style=&quot; font-family:'MS Shell Dlg 2'; font-size:10pt;&quot;&gt;: Brodie Thiesfield (MIT License)&lt;/span&gt;&lt;/p&gt;
+&lt;p style=&quot;-qt-paragraph-type:empty; margin-top:12px; margin-bottom:12px; margin-left:0px; margin-right:0px; -qt-block-indent:0; text-indent:0px; font-family:'MS Shell Dlg 2'; font-size:8pt;&quot;&gt;&lt;br /&gt;&lt;/p&gt;
+&lt;p style=&quot; margin-top:12px; margin-bottom:12px; margin-left:0px; margin-right:0px; -qt-block-indent:0; text-indent:0px;&quot;&gt;&lt;span style=&quot; font-family:'MS Shell Dlg 2'; font-size:10pt; font-weight:600;&quot;&gt;Icons and Palettes Used:&lt;/span&gt;&lt;/p&gt;
+&lt;p style=&quot; margin-top:12px; margin-bottom:12px; margin-left:0px; margin-right:0px; -qt-block-indent:0; text-indent:0px;&quot;&gt;&lt;span style=&quot; font-family:'MS Shell Dlg 2'; font-size:10pt;&quot;&gt;Palettes: &lt;/span&gt;&lt;a href=&quot;https://www.deviantart.com/boxtail&quot;&gt;&lt;span style=&quot; font-family:'MS Shell Dlg 2'; font-size:10pt; text-decoration: underline; color:#0000ff;&quot;&gt;Boxtail&lt;/span&gt;&lt;/a&gt;&lt;span style=&quot; font-family:'MS Shell Dlg 2'; font-size:10pt;&quot;&gt;, &lt;/span&gt;&lt;a href=&quot;https://www.deviantart.com/fardareismai&quot;&gt;&lt;span style=&quot; font-family:'MS Shell Dlg 2'; font-size:10pt; text-decoration: underline; color:#0000ff;&quot;&gt;FarDareisMai&lt;/span&gt;&lt;/a&gt;&lt;span style=&quot; font-family:'MS Shell Dlg 2'; font-size:10pt;&quot;&gt;, &lt;/span&gt;&lt;a href=&quot;https://www.deviantart.com/fractaldesire&quot;&gt;&lt;span style=&quot; font-family:'MS Shell Dlg 2'; font-size:10pt; text-decoration: underline; color:#0000ff;&quot;&gt;FractalDesire&lt;/span&gt;&lt;/a&gt;&lt;span style=&quot; font-family:'MS Shell Dlg 2'; font-size:10pt;&quot;&gt;, Rce, &lt;/span&gt;&lt;a href=&quot;https://www.deviantart.com/rubydeva&quot;&gt;&lt;span style=&quot; font-family:'MS Shell Dlg 2'; font-size:10pt; text-decoration: underline; color:#0000ff;&quot;&gt;Rubydeva&lt;/span&gt;&lt;/a&gt;&lt;span style=&quot; font-family:'MS Shell Dlg 2'; font-size:10pt;&quot;&gt;, &lt;/span&gt;&lt;a href=&quot;https://www.deviantart.com/tatasz&quot;&gt;&lt;span style=&quot; font-family:'MS Shell Dlg 2'; font-size:10pt; text-decoration: underline; color:#0000ff;&quot;&gt;Tatasz&lt;/span&gt;&lt;/a&gt;&lt;span style=&quot; font-family:'MS Shell Dlg 2'; font-size:10pt;&quot;&gt; (Public Domain)&lt;br /&gt;&lt;/span&gt;&lt;a href=&quot;http://famfamfam.com&quot;&gt;&lt;span style=&quot; font-family:'MS Shell Dlg 2'; font-size:10pt; text-decoration: underline; color:#0000ff;&quot;&gt;Silk&lt;/span&gt;&lt;/a&gt;&lt;span style=&quot; font-family:'MS Shell Dlg 2'; font-size:10pt;&quot;&gt;: Mark James (Creative Commons Attribution 2.5 License)&lt;br /&gt;&lt;/span&gt;&lt;a href=&quot;http://momentumdesignlab.com&quot;&gt;&lt;span style=&quot; font-family:'MS Shell Dlg 2'; font-size:10pt; text-decoration: underline; color:#0000ff;&quot;&gt;Momentum&lt;/span&gt;&lt;/a&gt;&lt;span style=&quot; font-family:'MS Shell Dlg 2'; font-size:10pt;&quot;&gt;: Momentum Design Lab (Creative Commons Attribution-ShareAlike 3.5 License)&lt;br /&gt;&lt;/span&gt;&lt;a href=&quot;http://everaldo.com&quot;&gt;&lt;span style=&quot; font-family:'MS Shell Dlg 2'; font-size:10pt; text-decoration: underline; color:#0000ff;&quot;&gt;Crystal Clear&lt;/span&gt;&lt;/a&gt;&lt;span style=&quot; font-family:'MS Shell Dlg 2'; font-size:10pt;&quot;&gt;: Everaldo Coelho (LGPL)&lt;br /&gt;&lt;/span&gt;&lt;a href=&quot;http://openiconlibrary.sourceforge.net&quot;&gt;&lt;span style=&quot; font-family:'MS Shell Dlg 2'; font-size:10pt; text-decoration: underline; color:#0000ff;&quot;&gt;Open Icon Library&lt;/span&gt;&lt;/a&gt;&lt;span style=&quot; font-family:'MS Shell Dlg 2'; font-size:10pt;&quot;&gt;: Jeff Israel (GPL, LGPL, Creative Commons, Public Domain)&lt;br /&gt;&lt;/span&gt;&lt;a href=&quot;http://icons.mysitemyway.com/category/3d-transparent-glass-icons/&quot;&gt;&lt;span style=&quot; font-family:'MS Shell Dlg 2'; font-size:10pt; text-decoration: underline; color:#0000ff;&quot;&gt;3D Transparent Glass&lt;/span&gt;&lt;/a&gt;&lt;span style=&quot; font-family:'MS Shell Dlg 2'; font-size:10pt;&quot;&gt;: iconsETC (Public Domain)&lt;br /&gt;&lt;/span&gt;&lt;a href=&quot;http://p.yusukekamiyamane.com&quot;&gt;&lt;span style=&quot; font-family:'MS Shell Dlg 2'; font-size:10pt; text-decoration: underline; color:#0000ff;&quot;&gt;Fugue&lt;/span&gt;&lt;/a&gt;&lt;span style=&quot; font-family:'MS Shell Dlg 2'; font-size:10pt;&quot;&gt;: Yusuke Kamiyamane (Creative Commons Attribution 3.0 License)&lt;/span&gt;&lt;/p&gt;
+&lt;p style=&quot;-qt-paragraph-type:empty; margin-top:12px; margin-bottom:12px; margin-left:0px; margin-right:0px; -qt-block-indent:0; text-indent:0px; font-family:'MS Shell Dlg 2'; font-size:10pt;&quot;&gt;&lt;br /&gt;&lt;/p&gt;
+&lt;p style=&quot; margin-top:12px; margin-bottom:12px; margin-left:0px; margin-right:0px; -qt-block-indent:0; text-indent:0px;&quot;&gt;&lt;span style=&quot; font-family:'MS Shell Dlg 2'; font-size:10pt; font-weight:600;&quot;&gt;Benchmark and Example Flames:&lt;/span&gt;&lt;/p&gt;
+&lt;p style=&quot; margin-top:12px; margin-bottom:12px; margin-left:0px; margin-right:0px; -qt-block-indent:0; text-indent:0px;&quot;&gt;&lt;a href=&quot;https://www.deviantart.com/c-91&quot;&gt;&lt;span style=&quot; font-family:'MS Shell Dlg 2'; font-size:10pt; text-decoration: underline; color:#0000ff;&quot;&gt;C-91&lt;/span&gt;&lt;/a&gt;&lt;span style=&quot; font-family:'MS Shell Dlg 2'; font-size:10pt;&quot;&gt;, &lt;/span&gt;&lt;a href=&quot;https://www.deviantart.com/b33rheart&quot;&gt;&lt;span style=&quot; font-family:'MS Shell Dlg 2'; font-size:10pt; text-decoration: underline; color:#0000ff;&quot;&gt;Gabor Timar&lt;/span&gt;&lt;/a&gt;&lt;span style=&quot; font-family:'MS Shell Dlg 2'; font-size:10pt;&quot;&gt;, &lt;/span&gt;&lt;a href=&quot;https://www.deviantart.com/golubaja&quot;&gt;&lt;span style=&quot; font-family:'MS Shell Dlg 2'; font-size:10pt; text-decoration: underline; color:#0000ff;&quot;&gt;Golubaja&lt;/span&gt;&lt;/a&gt;&lt;span style=&quot; font-family:'MS Shell Dlg 2'; font-size:10pt;&quot;&gt;, &lt;/span&gt;&lt;a href=&quot;https://www.deviantart.com/pillemaster&quot;&gt;&lt;span style=&quot; font-family:'MS Shell Dlg 2'; font-size:10pt; text-decoration: underline; color:#0000ff;&quot;&gt;Pillemaster&lt;/span&gt;&lt;/a&gt;&lt;span style=&quot; font-family:'MS Shell Dlg 2'; font-size:10pt;&quot;&gt;, &lt;/span&gt;&lt;a href=&quot;https://www.deviantart.com/plangkye&quot;&gt;&lt;span style=&quot; font-family:'MS Shell Dlg 2'; font-size:10pt; text-decoration: underline; color:#0000ff;&quot;&gt;Plangkye&lt;/span&gt;&lt;/a&gt;&lt;span style=&quot; font-family:'MS Shell Dlg 2'; font-size:10pt;&quot;&gt;, &lt;/span&gt;&lt;a href=&quot;https://www.deviantart.com/tatasz&quot;&gt;&lt;span style=&quot; font-family:'MS Shell Dlg 2'; font-size:10pt; text-decoration: underline; color:#0000ff;&quot;&gt;Tatasz&lt;/span&gt;&lt;/a&gt;&lt;span style=&quot; font-family:'MS Shell Dlg 2'; font-size:10pt;&quot;&gt;, &lt;/span&gt;&lt;a href=&quot;https://www.deviantart.com/triptychaos&quot;&gt;&lt;span style=&quot; font-family:'MS Shell Dlg 2'; font-size:10pt; text-decoration: underline; color:#0000ff;&quot;&gt;Triptychaos&lt;/span&gt;&lt;/a&gt;&lt;span style=&quot; font-family:'MS Shell Dlg 2'; font-size:10pt;&quot;&gt;, &lt;/span&gt;&lt;a href=&quot;https://www.deviantart.com/tyrantwave&quot;&gt;&lt;span style=&quot; font-family:'MS Shell Dlg 2'; font-size:10pt; text-decoration: underline; color:#0000ff;&quot;&gt;TyrantWave&lt;/span&gt;&lt;/a&gt;&lt;span style=&quot; font-family:'MS Shell Dlg 2'; font-size:10pt;&quot;&gt;, &lt;/span&gt;&lt;a href=&quot;https://www.deviantart.com/zy0rg&quot;&gt;&lt;span style=&quot; font-family:'MS Shell Dlg 2'; font-size:10pt; text-decoration: underline; color:#0000ff;&quot;&gt;Zy0rg&lt;/span&gt;&lt;/a&gt;&lt;/p&gt;&lt;/body&gt;&lt;/html&gt;</string>
       </property>
       <property name="textInteractionFlags">
        <set>Qt::LinksAccessibleByKeyboard|Qt::LinksAccessibleByMouse|Qt::TextBrowserInteraction|Qt::TextSelectableByKeyboard|Qt::TextSelectableByMouse</set>
```
The commit also changes 27 other files.
